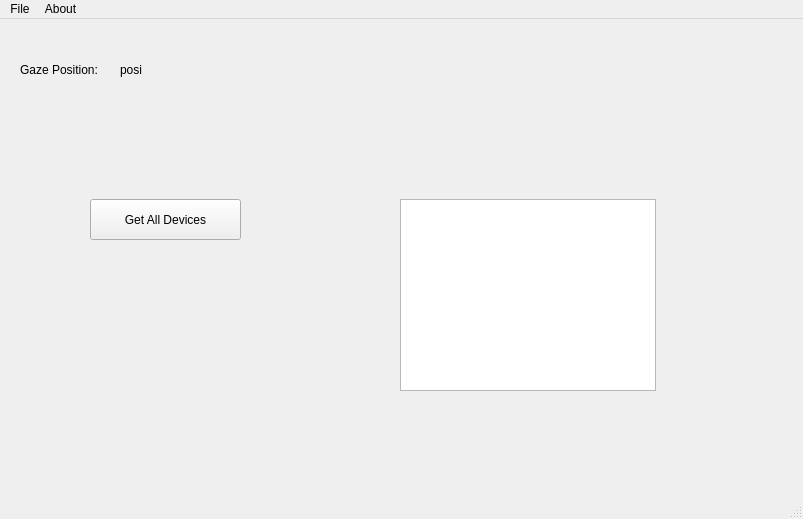
moodyhunter/TobiiMouse, file src/mainwindow.ui: the form before one commit.
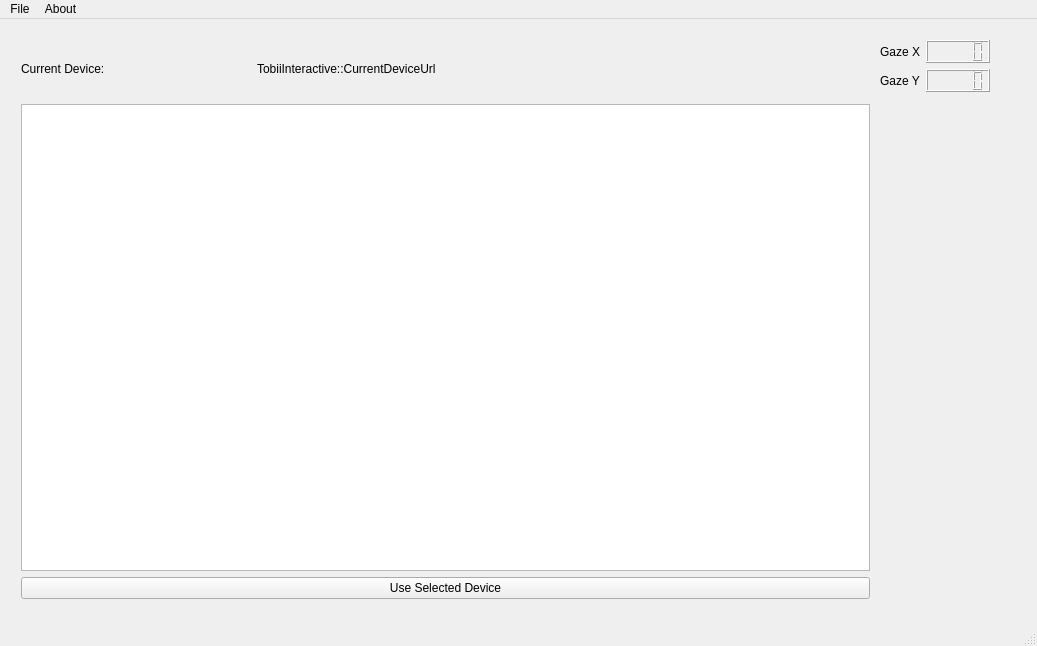
The form after the commit.

Patch:
```diff
--- a/src/mainwindow.ui
+++ b/src/mainwindow.ui
@@ -6,8 +6,8 @@
    <rect>
     <x>0</x>
     <y>0</y>
-    <width>803</width>
-    <height>519</height>
+    <width>1037</width>
+    <height>646</height>
    </rect>
   </property>
   <property name="windowTitle">
@@ -17,60 +17,106 @@
    <bool>false</bool>
   </property>
   <widget class="QWidget" name="centralWidget">
+   <property name="enabled">
+    <bool>true</bool>
+   </property>
    <property name="sizePolicy">
     <sizepolicy hsizetype="Maximum" vsizetype="Maximum">
      <horstretch>0</horstretch>
      <verstretch>0</verstretch>
     </sizepolicy>
    </property>
-   <widget class="QLabel" name="label">
+   <widget class="QWidget" name="horizontalLayoutWidget">
     <property name="geometry">
      <rect>
-      <x>20</x>
-      <y>40</y>
-      <width>91</width>
-      <height>21</height>
+      <x>10</x>
+      <y>10</y>
+      <width>991</width>
+      <height>581</height>
      </rect>
     </property>
-    <property name="text">
-     <string>Gaze Position:</string>
-    </property>
-   </widget>
-   <widget class="QLabel" name="gazePositionLabel">
-    <property name="geometry">
-     <rect>
-      <x>120</x>
-      <y>40</y>
-      <width>91</width>
-      <height>21</height>
-     </rect>
-    </property>
-    <property name="text">
-     <string>posi</string>
-    </property>
-   </widget>
-   <widget class="QPushButton" name="GetAllDevices">
-    <property name="geometry">
-     <rect>
-      <x>90</x>
-      <y>180</y>
-      <width>151</width>
-      <height>41</height>
-     </rect>
-    </property>
-    <property name="text">
-     <string>Get All Devices</string>
-    </property>
-   </widget>
-   <widget class="QListWidget" name="tobiiDevicesList">
-    <property name="geometry">
-     <rect>
-      <x>400</x>
-      <y>180</y>
-      <width>256</width>
-      <height>192</height>
-     </rect>
-    </property>
+    <layout class="QHBoxLayout" name="masterLayout" stretch="0,0">
+     <property name="spacing">
+      <number>10</number>
+     </property>
+     <item>
+      <layout class="QVBoxLayout" name="verticalLayout_2">
+       <item>
+        <layout class="QVBoxLayout" name="verticalLayout" stretch="1,8,1">
+         <item>
+          <layout class="QHBoxLayout" name="horizontalLayout_2" stretch="3,8">
+           <item>
+            <widget class="QLabel" name="label">
+             <property name="text">
+              <string>Current Device:</string>
+             </property>
+            </widget>
+           </item>
+           <item>
+            <widget class="QLabel" name="label_2">
+             <property name="text">
+              <string>TobiiInteractive::CurrentDeviceUrl</string>
+             </property>
+            </widget>
+           </item>
+          </layout>
+         </item>
+         <item>
+          <widget class="QListWidget" name="tobiiDevicesList">
+           <property name="sizePolicy">
+            <sizepolicy hsizetype="Ignored" vsizetype="Ignored">
+             <horstretch>0</horstretch>
+             <verstretch>0</verstretch>
+            </sizepolicy>
+           </property>
+           <property name="contextMenuPolicy">
+            <enum>Qt::DefaultContextMenu</enum>
+           </property>
+           <property name="frameShape">
+            <enum>QFrame::StyledPanel</enum>
+           </property>
+          </widget>
+         </item>
+         <item>
+          <widget class="QPushButton" name="pushButton">
+           <property name="text">
+            <string>Use Selected Device</string>
+           </property>
+          </widget>
+         </item>
+        </layout>
+       </item>
+      </layout>
+     </item>
+     <item>
+      <layout class="QVBoxLayout" name="verticalLayout_3">
+       <item>
+        <layout class="QFormLayout" name="gazeFormLayout">
+         <item row="0" column="0">
+          <widget class="QLabel" name="label_3">
+           <property name="text">
+            <string>Gaze X</string>
+           </property>
+          </widget>
+         </item>
+         <item row="0" column="1">
+          <widget class="QLCDNumber" name="gazePositionY"/>
+         </item>
+         <item row="1" column="0">
+          <widget class="QLabel" name="label_4">
+           <property name="text">
+            <string>Gaze Y</string>
+           </property>
+          </widget>
+         </item>
+         <item row="1" column="1">
+          <widget class="QLCDNumber" name="gazePositionX"/>
+         </item>
+        </layout>
+       </item>
+      </layout>
+     </item>
+    </layout>
    </widget>
   </widget>
   <widget class="QMenuBar" name="menuBar">
@@ -78,8 +124,8 @@
     <rect>
      <x>0</x>
      <y>0</y>
-     <width>803</width>
-     <height>21</height>
+     <width>1037</width>
+     <height>29</height>
     </rect>
    </property>
    <widget class="QMenu" name="menuFile">
```
Left out of the diff: 6 changed lines with no effect on the pictures.
